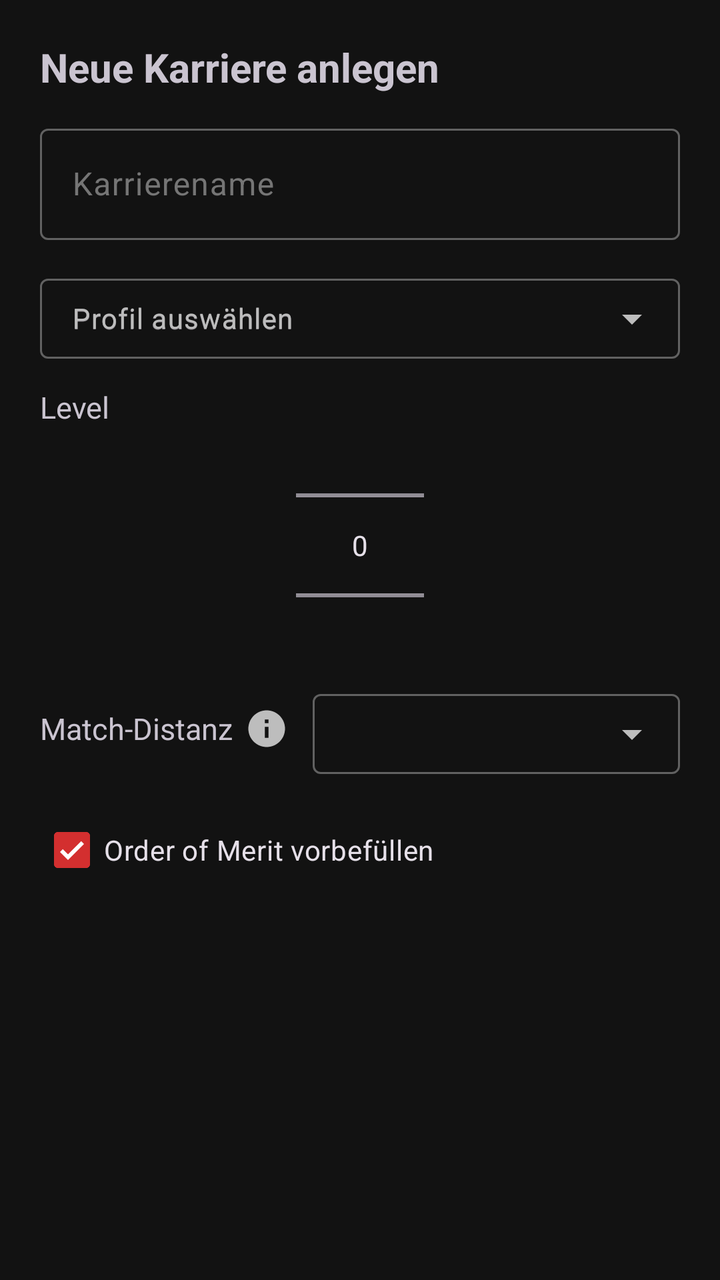
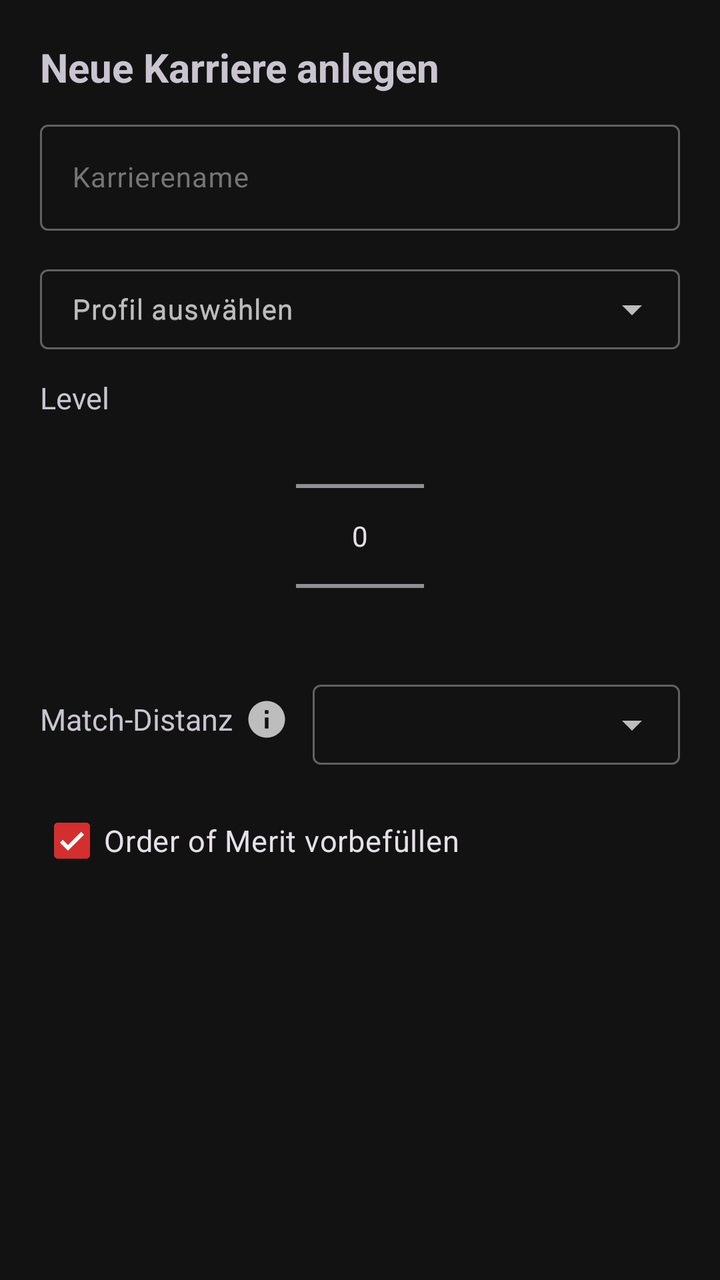

Before-and-after screenshots of an Android layout around one commit, followed by the original layout XML and the change that was made.
<!-- AndroidManifest.xml: application theme Theme.DannyApp -->
<!-- res/layout/dialog_new_career.xml -->
<?xml version="1.0" encoding="utf-8"?>
<LinearLayout xmlns:android="http://schemas.android.com/apk/res/android"
    xmlns:app="http://schemas.android.com/apk/res-auto"
    xmlns:tools="http://schemas.android.com/tools"
    android:layout_width="match_parent"
    android:layout_height="wrap_content"
    android:orientation="vertical"
    android:padding="20dp">

    <TextView
        android:layout_width="match_parent"
        android:layout_height="wrap_content"
        android:layout_marginBottom="12dp"
        android:text="@string/careers_create_new"
        android:textSize="20sp"
        android:textStyle="bold" />

    <com.google.android.material.textfield.TextInputLayout
        android:layout_width="match_parent"
        android:layout_height="wrap_content"
        android:layout_marginBottom="10dp">

        <com.google.android.material.textfield.TextInputEditText
            android:id="@+id/etCareerName"
            android:layout_width="match_parent"
            android:layout_height="wrap_content"
            android:hint="@string/careers_create_name_hint"
            android:inputType="textPersonName|textCapWords"
            android:maxLines="1" />

    </com.google.android.material.textfield.TextInputLayout>

    <com.google.android.material.textfield.TextInputLayout
        style="@style/Widget.Material3.TextInputLayout.OutlinedBox.ExposedDropdownMenu"
        android:layout_width="match_parent"
        android:layout_height="wrap_content"
        android:layout_marginBottom="10dp"
        app:boxCollapsedPaddingTop="4dp"
        android:hint="@string/careers_create_profile_hint">

        <AutoCompleteTextView
            android:id="@+id/autoCompleteProfile"
            android:layout_width="match_parent"
            android:layout_height="wrap_content"
            android:hint="@string/careers_create_profile_hint"
            android:minHeight="40dp"
            android:paddingVertical="8dp"
            android:textSize="14sp"
            android:inputType="none" />

    </com.google.android.material.textfield.TextInputLayout>

    <TextView
        android:layout_width="match_parent"
        android:layout_height="wrap_content"
        android:layout_marginBottom="4dp"
        android:text="@string/careers_create_level"
        android:textSize="15sp"
        android:labelFor="@+id/numberPickerLevel" />

    <NumberPicker
        android:id="@+id/numberPickerLevel"
        android:layout_width="wrap_content"
        android:layout_height="110dp"
        android:layout_gravity="center"
        android:layout_marginBottom="10dp" />

    <LinearLayout
        android:layout_width="match_parent"
        android:layout_height="wrap_content"
        android:orientation="horizontal"
        android:gravity="center_vertical"
        android:layout_marginBottom="10dp">

        <TextView
            android:layout_width="wrap_content"
            android:layout_height="wrap_content"
            android:text="@string/careers_create_match_distance"
            android:textSize="15sp" />

        <ImageView
            android:id="@+id/btnMatchDistanceInfo"
            android:layout_width="22dp"
            android:layout_height="22dp"
            android:layout_marginStart="6dp"
            android:layout_marginEnd="12dp"
            android:src="@drawable/ic_info"
            android:background="?attr/selectableItemBackgroundBorderless"
            android:clickable="true"
            android:focusable="true"
            android:contentDescription="@string/match_distance_info_title"
            app:tint="?attr/colorOnSurfaceVariant" />

        <com.google.android.material.textfield.TextInputLayout
            style="@style/Widget.Material3.TextInputLayout.OutlinedBox.ExposedDropdownMenu"
            android:layout_width="0dp"
            android:layout_weight="1"
            android:layout_height="wrap_content"
            app:boxCollapsedPaddingTop="4dp">

            <AutoCompleteTextView
                android:id="@+id/autoCompleteMatchDistance"
                android:layout_width="match_parent"
                android:layout_height="wrap_content"
                android:minHeight="40dp"
                android:paddingVertical="8dp"
                android:textSize="14sp"
                android:inputType="none" />

        </com.google.android.material.textfield.TextInputLayout>

    </LinearLayout>

    <com.google.android.material.checkbox.MaterialCheckBox
        android:id="@+id/cbPrefillOom"
        android:layout_width="match_parent"
        android:layout_height="wrap_content"
        android:text="@string/careers_create_prefill_oom"
        android:checked="true" />

    <com.google.android.material.checkbox.MaterialCheckBox
        android:id="@+id/cbShortTestSeason"
        android:layout_width="match_parent"
        android:layout_height="wrap_content"
        android:layout_marginTop="4dp"
        android:text="@string/careers_create_short_test_season"
        android:checked="false"
        android:visibility="gone"
        tools:visibility="visible" />

</LinearLayout>
<!-- resources referenced by this layout -->
<resources>
  <!-- drawable ic_info (drawable) -->
  <?xml version="1.0" encoding="utf-8"?>
  <vector xmlns:android="http://schemas.android.com/apk/res/android"
      android:width="24dp"
      android:height="24dp"
      android:viewportWidth="24"
      android:viewportHeight="24">
      <path
          android:fillColor="@android:color/white"
          android:pathData="M12,2C6.48,2 2,6.48 2,12s4.48,10 10,10 10,-4.48 10,-10S17.52,2 12,2zM13,17h-2v-6h2v6zM13,9h-2V7h2v2z"/>
  </vector>
  <string name="careers_create_level">Level</string>
  <string name="careers_create_match_distance">Match-Distanz</string>
  <string name="careers_create_name_hint">Karrierename</string>
  <string name="careers_create_new">Neue Karriere anlegen</string>
  <string name="careers_create_prefill_oom">Order of Merit vorbefüllen</string>
  <string name="careers_create_profile_hint">Profil auswählen</string>
  <string name="careers_create_short_test_season">Kurze Test-Saison (3 PC / 3 ET)</string>
  <string name="match_distance_info_title">Match-Distanzen im Überblick</string>
  <style name="Theme.DannyApp" parent="Base.Theme.DannyApp" />
  <color name="anthrazit_hintergrund">#FF121212</color>
  <color name="anthrazit_tief">#FF0D0D0D</color>
  <color name="rot_haupt">#FFD32F2F</color>
  <color name="white">#FFFFFFFF</color>
  <color name="rot_dunkel">#FF8E0000</color>
  <color name="rot_sehr_hell">#FFFFDAD6</color>
  <color name="grau_sekundaer">#FFC4C4C4</color>
  <color name="anthrazit_container_niedrig">#FF1C1C1C</color>
  <color name="anthrazit_sekundaer">#FF373737</color>
  <color name="rot_hell">#FFEF5350</color>
  <color name="rot_container_dunkel">#FF5C1919</color>
  <color name="grau_text_hell">#FFF5F5F5</color>
  <color name="anthrazit_flaeche">#FF181818</color>
  <color name="anthrazit_variante">#FF2C2C2C</color>
  <color name="grau_text_gedaempft">#FFBDBDBD</color>
  <color name="anthrazit_container">#FF222222</color>
  <color name="anthrazit_container_hoch">#FF2A2A2A</color>
  <color name="anthrazit_container_hoechst">#FF333333</color>
  <color name="grau_rahmen">#FF616161</color>
  <color name="grau_rahmen_dunkel">#FF383838</color>
  <dimen name="fading_edge_length">18dp</dimen>
  <style name="Widget.DannyApp.TextInputLayout.OutlinedBox" parent="Widget.Material3.TextInputLayout.OutlinedBox">
          <item name="android:textColorHint">@color/eingabe_hint</item>
      </style>
  <color name="eingabe_hint">#FF757575</color>
  <!-- unchanged entries left out for length: 1 -->
</resources>

<!-- the commit's change to res/layout/dialog_new_career.xml (unified diff, before → after) -->
@@ -5,26 +5,27 @@
     android:layout_width="match_parent"
     android:layout_height="wrap_content"
     android:orientation="vertical"
-    android:padding="20dp">
+    android:padding="@dimen/dialog_padding">
 
     <TextView
         android:layout_width="match_parent"
         android:layout_height="wrap_content"
-        android:layout_marginBottom="12dp"
+        android:layout_marginBottom="@dimen/dialog_field_spacing"
         android:text="@string/careers_create_new"
-        android:textSize="20sp"
+        android:textSize="@dimen/dialog_title_size"
         android:textStyle="bold" />
 
     <com.google.android.material.textfield.TextInputLayout
         android:layout_width="match_parent"
         android:layout_height="wrap_content"
-        android:layout_marginBottom="10dp">
+        android:layout_marginBottom="@dimen/dialog_field_spacing">
 
         <com.google.android.material.textfield.TextInputEditText
             android:id="@+id/etCareerName"
             android:layout_width="match_parent"
             android:layout_height="wrap_content"
             android:hint="@string/careers_create_name_hint"
+            android:textSize="@dimen/dialog_input_text_size"
             android:inputType="textPersonName|textCapWords"
             android:maxLines="1" />
 
@@ -34,7 +35,7 @@
         style="@style/Widget.Material3.TextInputLayout.OutlinedBox.ExposedDropdownMenu"
         android:layout_width="match_parent"
         android:layout_height="wrap_content"
-        android:layout_marginBottom="10dp"
+        android:layout_marginBottom="@dimen/dialog_field_spacing"
         app:boxCollapsedPaddingTop="4dp"
         android:hint="@string/careers_create_profile_hint">
 
@@ -45,7 +46,7 @@
             android:hint="@string/careers_create_profile_hint"
             android:minHeight="40dp"
             android:paddingVertical="8dp"
-            android:textSize="14sp"
+            android:textSize="@dimen/dialog_input_text_size"
             android:inputType="none" />
 
     </com.google.android.material.textfield.TextInputLayout>
@@ -55,33 +56,33 @@
         android:layout_height="wrap_content"
         android:layout_marginBottom="4dp"
         android:text="@string/careers_create_level"
-        android:textSize="15sp"
+        android:textSize="@dimen/dialog_label_size"
         android:labelFor="@+id/numberPickerLevel" />
 
     <NumberPicker
         android:id="@+id/numberPickerLevel"
         android:layout_width="wrap_content"
-        android:layout_height="110dp"
+        android:layout_height="@dimen/dialog_picker_height"
         android:layout_gravity="center"
-        android:layout_marginBottom="10dp" />
+        android:layout_marginBottom="@dimen/dialog_field_spacing" />
 
     <LinearLayout
         android:layout_width="match_parent"
         android:layout_height="wrap_content"
         android:orientation="horizontal"
         android:gravity="center_vertical"
-        android:layout_marginBottom="10dp">
+        android:layout_marginBottom="@dimen/dialog_field_spacing">
 
         <TextView
             android:layout_width="wrap_content"
             android:layout_height="wrap_content"
             android:text="@string/careers_create_match_distance"
-            android:textSize="15sp" />
+            android:textSize="@dimen/dialog_label_size" />
 
         <ImageView
             android:id="@+id/btnMatchDistanceInfo"
-            android:layout_width="22dp"
-            android:layout_height="22dp"
+            android:layout_width="@dimen/dialog_info_icon_size"
+            android:layout_height="@dimen/dialog_info_icon_size"
             android:layout_marginStart="6dp"
             android:layout_marginEnd="12dp"
             android:src="@drawable/ic_info"
@@ -104,7 +105,7 @@
                 android:layout_height="wrap_content"
                 android:minHeight="40dp"
                 android:paddingVertical="8dp"
-                android:textSize="14sp"
+                android:textSize="@dimen/dialog_input_text_size"
                 android:inputType="none" />
 
         </com.google.android.material.textfield.TextInputLayout>
@@ -116,6 +117,7 @@
         android:layout_width="match_parent"
         android:layout_height="wrap_content"
         android:text="@string/careers_create_prefill_oom"
+        android:textSize="@dimen/dialog_label_size"
         android:checked="true" />
 
     <com.google.android.material.checkbox.MaterialCheckBox
@@ -124,6 +126,7 @@
         android:layout_height="wrap_content"
         android:layout_marginTop="4dp"
         android:text="@string/careers_create_short_test_season"
+        android:textSize="@dimen/dialog_label_size"
         android:checked="false"
         android:visibility="gone"
         tools:visibility="visible" />
<!-- resource entries referenced after the edit -->
@@ -1,5 +1,12 @@
 <!-- resources referenced by this layout -->
 <resources>
+  <dimen name="dialog_field_spacing">10dp</dimen>
+  <dimen name="dialog_info_icon_size">22dp</dimen>
+  <dimen name="dialog_input_text_size">14sp</dimen>
+  <dimen name="dialog_label_size">15sp</dimen>
+  <dimen name="dialog_padding">20dp</dimen>
+  <dimen name="dialog_picker_height">110dp</dimen>
+  <dimen name="dialog_title_size">20sp</dimen>
   <!-- drawable ic_info (drawable) -->
   <?xml version="1.0" encoding="utf-8"?>
   <vector xmlns:android="http://schemas.android.com/apk/res/android"
